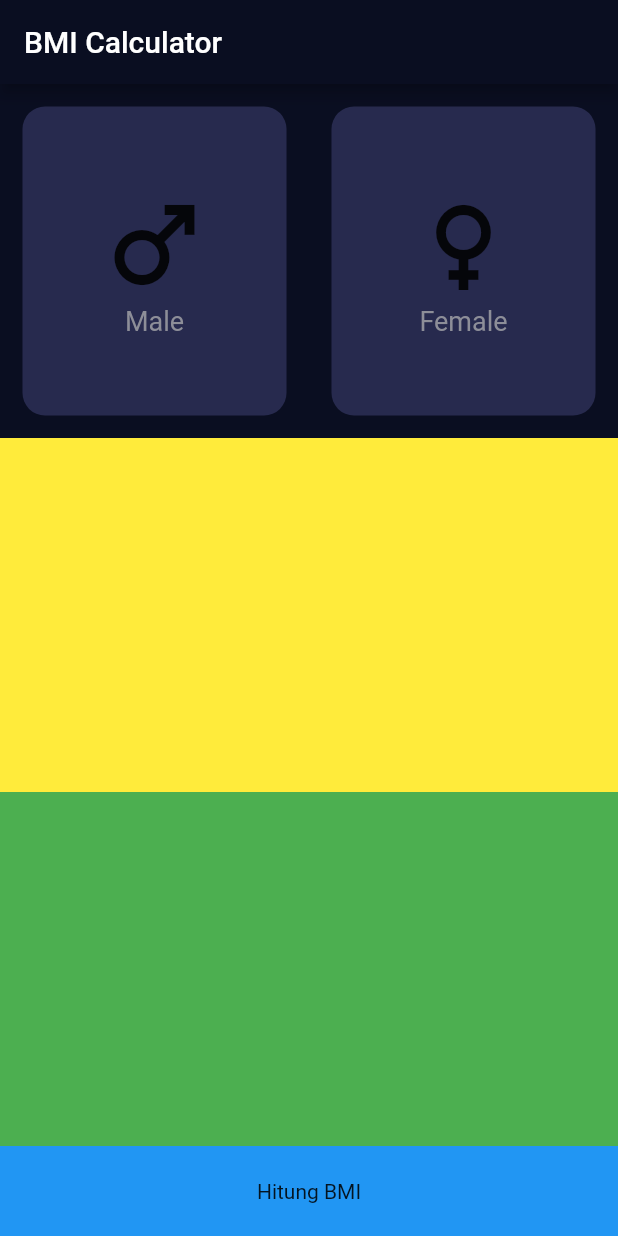
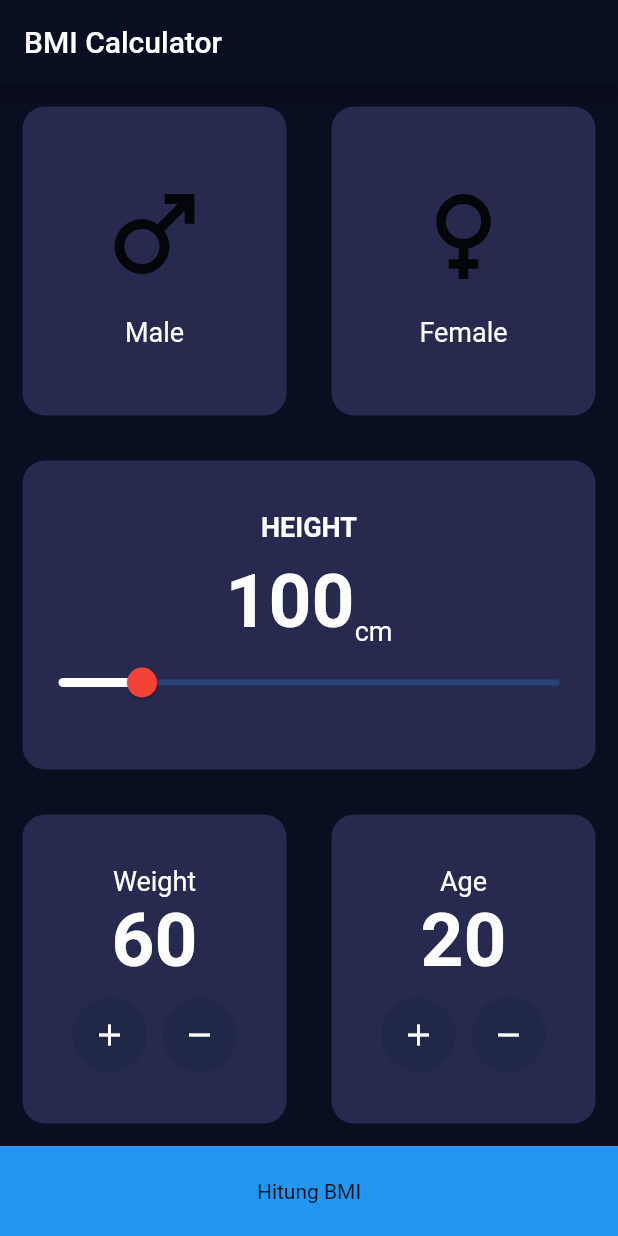
Before and after one commit to Faik-irkham/bmi, a Flutter app: the screen it shows after launch, on a phone screen of 412 x 824 dp. Run offline on Flutter 3.47's test engine with Material 2 defaults, Android fonts, the phone set to English and light mode, and no system bars; missing offline and left inert: dart:html.

Commit message:
second commit-menyelesaikan UI

```diff
--- a/lib/constants/constant.dart
+++ b/lib/constants/constant.dart
@@ -1,6 +1,12 @@
 import 'package:flutter/material.dart';
 
 Color primaryColor = const Color(0xff0a0e21);
-TextStyle genderTextStyle =  TextStyle(
-                          fontSize: 18,color: Color(0xff8d8e98)
+TextStyle? labelTextStyle =  TextStyle(
+                          fontSize: 18,
+                          color: Colors.white//color: Color(0xff8d8e98)
                         );
+TextStyle numberTextStyle=TextStyle(
+                        fontSize: 50,
+                        fontWeight: FontWeight.bold,
+                        color: Colors.white,
+                      );
--- a/lib/views/bmi_data_screen.dart
+++ b/lib/views/bmi_data_screen.dart
@@ -1,3 +1,5 @@
+import 'dart:html';
+
 import 'package:bmi/constants/constant.dart';
 import 'package:bmi/views/bmi_result_screen.dart';
 import 'package:flutter/src/foundation/key.dart';
@@ -12,6 +14,7 @@ class BmiDataScreen extends StatefulWidget {
 }
 
 class _BmiDataScreenState extends State<BmiDataScreen> {
+  int height = 100;
   @override
   Widget build(BuildContext context) {
     return Scaffold(
@@ -22,51 +25,177 @@ class _BmiDataScreenState extends State<BmiDataScreen> {
       body: Column(
         children: [
           Expanded(
+            child: Row(
+              children: const [
+              Expanded(
+                child: BmiCard(
+                  child: GenderIconText(
+                    icon: Icons.male,
+                    title: 'Male',
+                  ),
+                ),
+               ),
+              Expanded(
+                child: BmiCard(
+                  child: GenderIconText(
+                    icon: Icons.female,
+                    title: 'Female',
+                    ),
+                ),
+               ),
+              ],
+            ),
+          ),
+          Expanded(
+            child: Container(
+              child: BmiCard(child:
+              Column(
+                mainAxisAlignment: MainAxisAlignment.center,
+                children: [
+                  Text(
+                    "HEIGHT",
+                    style: labelTextStyle!.copyWith(
+                      fontSize: 18,
+                      fontWeight: FontWeight.bold,
+                      ),
+                    ),
+
+                    SizedBox(height: 10),
+                  Row(
+                    crossAxisAlignment: CrossAxisAlignment.end,
+                    mainAxisAlignment: MainAxisAlignment.center,
+                    children: [
+                      Text(
+                        "$height",
+                      style: numberTextStyle,
+                      ),
+
+                      Text(
+                        "cm",
+                        style: labelTextStyle,
+                      ),
+                    ],
+                  ),
+                  Slider(
+                    value: height.toDouble(),
+                    min: 80,
+                    max: 200,
+                    thumbColor: Colors.red,
+                    activeColor: Colors.white,
+                    onChanged: (value) {
+                      height = value.toInt();
+                      setState(() {});
+                    },
+                  ),
+                ],
+              ),
+              ),
+          ),
+          ),
+          Expanded(
             child: Container(
             child: Row(
               children: [
                 Expanded(
-                  child: Container(
-                    decoration: BoxDecoration(
-                      color: Color(0xff272A4E),
-                      borderRadius: BorderRadiusDirectional.circular(15),
-                    ),
-                    margin: EdgeInsets.all(15),
+                  child: BmiCard(
                     child: Column(
                     mainAxisAlignment: MainAxisAlignment.center,
-                      children:  [
-                        Icon(Icons.male,
-                        size: 80,
+                    children: [
+                      Text(
+                        "Weight",
+                        style: labelTextStyle,
                         ),
-                        Text("Male",
-                        style: genderTextStyle,
+                      Text(
+                        "60",
+                       style: numberTextStyle,
+                      ),
+                      SizedBox(height: 8,),
+                      Row(
+                        mainAxisAlignment: MainAxisAlignment.center,
+                        children: [
+                          RawMaterialButton(onPressed: (){},
+                          elevation: 0,
+                          child: Icon(Icons.add,
+                          color: Colors.white,
+                          ),
+                          shape: CircleBorder(),
+                          fillColor: Color(0xff212747),
+                          constraints: BoxConstraints.tightFor(
+                            width: 50,
+                            height: 50,
+                          ),
+                          ),
+                          SizedBox(width: 10,),
+                          RawMaterialButton(onPressed: (){},
+                          elevation: 0,
+                          child: Icon(Icons.remove,
+                          color: Colors.white,
+                          ),
+                          shape: CircleBorder(),
+                          fillColor: Color(0xff212747),
+                          constraints: BoxConstraints.tightFor(
+                            width: 50,
+                            height: 50,
+                          ),
+                          ),
+                        ],
                       ),
                     ],
                   ),
                 ),
                 ),
                 Expanded(
-                  child: Container(
-                    decoration: BoxDecoration(
-                      color: Color(0xff272A4E),
-                      borderRadius: BorderRadiusDirectional.circular(15),
+                  child: BmiCard(
+                    child: Column(
+                    mainAxisAlignment: MainAxisAlignment.center,
+                    children: [
+                      Text(
+                        "Age",
+                        style: labelTextStyle,
                         ),
-                    margin: EdgeInsets.all(15),
-                    child: GenderIconText(),
+                      Text(
+                        "20",
+                       style: numberTextStyle,
+                      ),
+                      SizedBox(height: 8,),
+                      Row(
+                        mainAxisAlignment: MainAxisAlignment.center,
+                        children: [
+                          RawMaterialButton(onPressed: (){},
+                          elevation: 0,
+                          child: Icon(Icons.add,
+                          color: Colors.white,
+                          ),
+                          shape: CircleBorder(),
+                          fillColor: Color(0xff212747),
+                          constraints: BoxConstraints.tightFor(
+                            width: 50,
+                            height: 50,
+                          ),
+                          ),
+                          SizedBox(width: 10,),
+                          RawMaterialButton(onPressed: (){},
+                          elevation: 0,
+                          child: Icon(Icons.remove,
+                          color: Colors.white,
+                          ),
+                          shape: CircleBorder(),
+                          fillColor: Color(0xff212747),
+                          constraints: BoxConstraints.tightFor(
+                            width: 50,
+                            height: 50,
+                          ),
+                          ),
+                        ],
+                      ),
+                    ],
+                  ),
                 ),
                 ),
               ],
             ),
           ),
           ),
-          Expanded(
-            child: Container(
-            color: Colors.yellow,
-          )),
-          Expanded(
-            child: Container(
-            color: Colors.green,
-          )),
          GestureDetector(
           onTap: () {
             Navigator.of(context).push(
@@ -89,21 +218,49 @@ class _BmiDataScreenState extends State<BmiDataScreen> {
   }
 }
 
+class BmiCard extends StatelessWidget {
+  const BmiCard({
+    Key? key, this.child,
+  }) : super(key: key);
+
+  final Widget? child;
+
+  @override
+  Widget build(BuildContext context) {
+    return Container(
+      decoration: BoxDecoration(
+        color: Color(0xff272A4E),
+        borderRadius: BorderRadiusDirectional.circular(15),
+      ),
+      margin: EdgeInsets.all(15),
+      child: child
+    );
+  }
+}
+
 class GenderIconText extends StatelessWidget {
   const GenderIconText({
     Key? key,
+    required this.title,
+    required this.icon,
   }) : super(key: key);
+
+final String title;
+final IconData icon;
 
   @override
   Widget build(BuildContext context) {
     return Column(
       mainAxisAlignment: MainAxisAlignment.center,
       children:  [
-        Icon(Icons.female,
+        Icon(
+        icon,
         size: 80,
         ),
-        Text("Female",
-        style: genderTextStyle,
+        const SizedBox(height: 15),
+        Text(
+         title,
+        style: labelTextStyle,
         ),
       ],
     );
```
Lines whose indentation alone changed are shown as unchanged.
